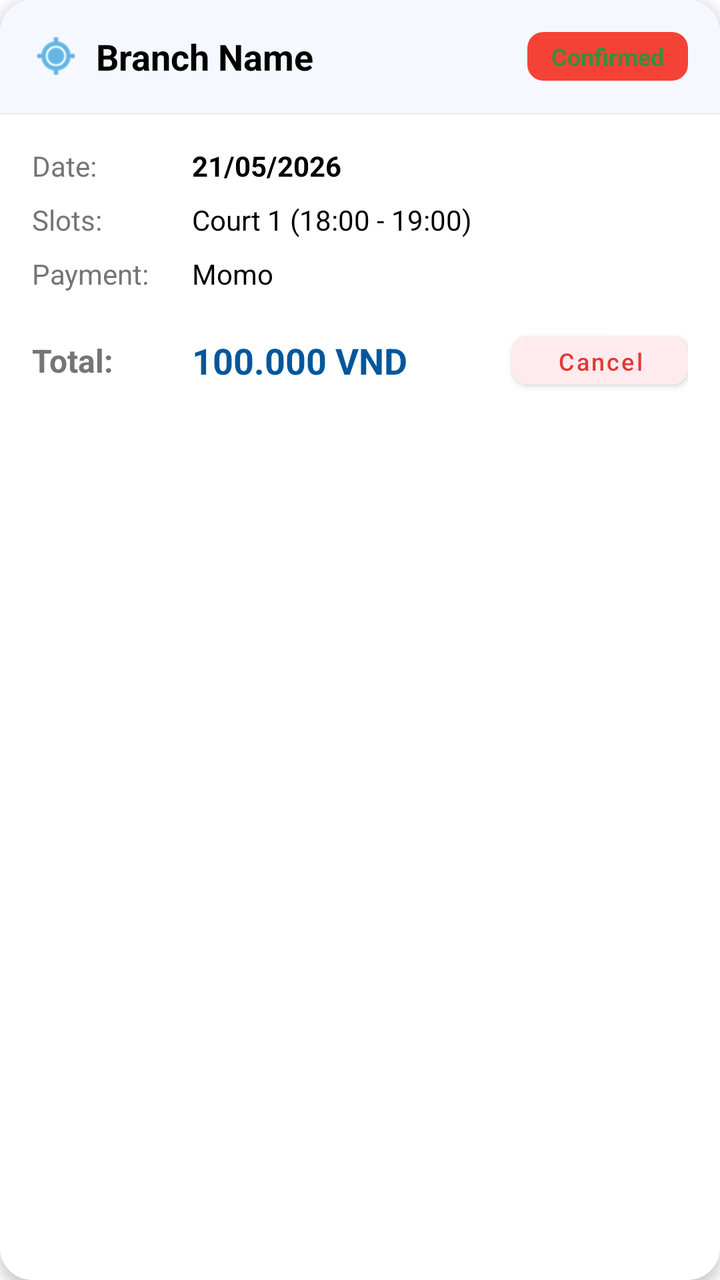
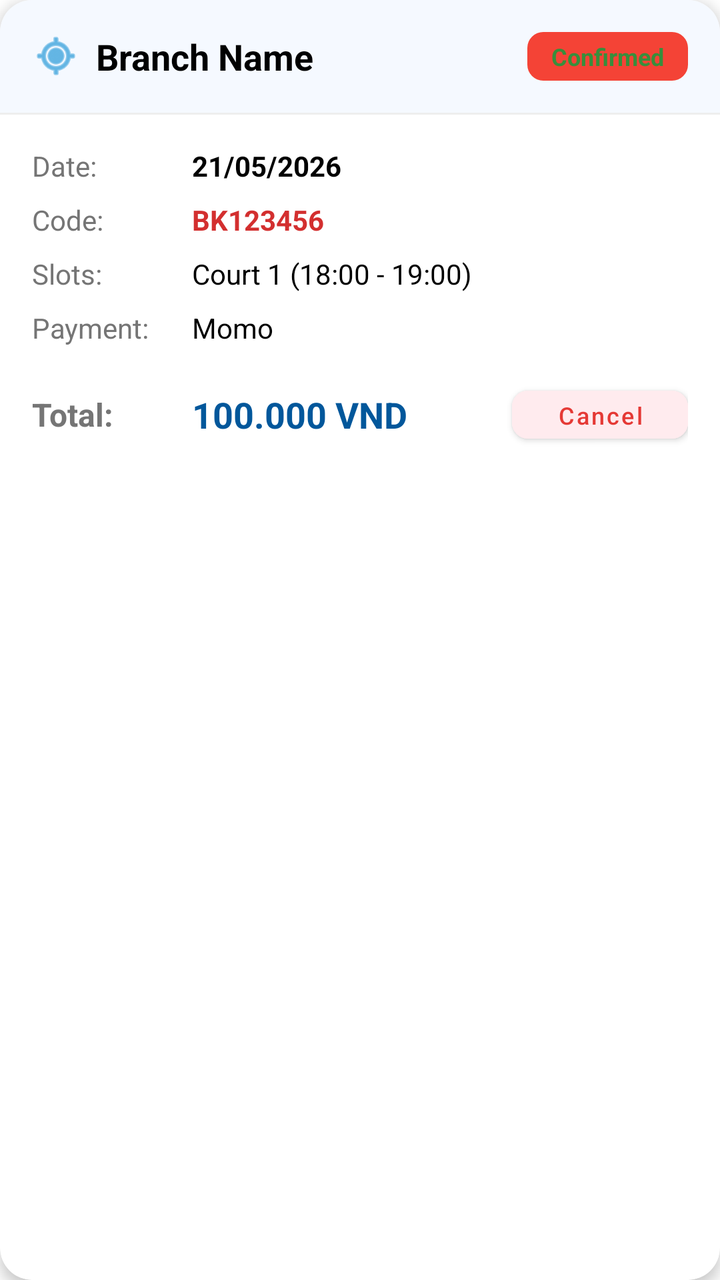

The first picture is an Android layout as it rendered before a commit; the second is the same layout after the commit. The layout source and the unified diff follow.
<!-- AndroidManifest.xml: application theme Theme.BadmintonBooking -->
<!-- res/layout/item_booking_history.xml -->
<?xml version="1.0" encoding="utf-8"?>
<androidx.cardview.widget.CardView xmlns:android="http://schemas.android.com/apk/res/android"
    xmlns:app="http://schemas.android.com/apk/res-auto"
    android:layout_width="match_parent"
    android:layout_height="wrap_content"
    android:layout_marginHorizontal="16dp"
    android:layout_marginVertical="8dp"
    app:cardCornerRadius="16dp"
    app:cardElevation="4dp"
    app:cardBackgroundColor="@color/white">

    <LinearLayout
        android:layout_width="match_parent"
        android:layout_height="wrap_content"
        android:orientation="vertical">

        
        <LinearLayout
            android:layout_width="match_parent"
            android:layout_height="wrap_content"
            android:orientation="horizontal"
            android:padding="16dp"
            android:gravity="center_vertical"
            android:background="#F5F9FF">
            
            <ImageView
                android:layout_width="24dp"
                android:layout_height="24dp"
                android:src="@android:drawable/ic_menu_mylocation"
                app:tint="@color/primary" />

            <TextView
                android:id="@+id/tvBranchName"
                android:layout_width="0dp"
                android:layout_weight="1"
                android:layout_height="wrap_content"
                android:layout_marginStart="8dp"
                android:text="Branch Name"
                android:textColor="@color/black"
                android:textSize="18sp"
                android:textStyle="bold" />

            <TextView
                android:id="@+id/tvStatus"
                android:layout_width="wrap_content"
                android:layout_height="wrap_content"
                android:paddingHorizontal="12dp"
                android:paddingVertical="4dp"
                android:text="Confirmed"
                android:textColor="#388E3C"
                android:textSize="12sp"
                android:textStyle="bold"
                android:background="@drawable/bg_cell_booked" />
        </LinearLayout>

        <View
            android:layout_width="match_parent"
            android:layout_height="1dp"
            android:background="#EEEEEE" />

        
        <LinearLayout
            android:layout_width="match_parent"
            android:layout_height="wrap_content"
            android:orientation="vertical"
            android:padding="16dp">

            <LinearLayout
                android:layout_width="match_parent"
                android:layout_height="wrap_content"
                android:orientation="horizontal"
                android:layout_marginBottom="8dp">

                <TextView
                    android:layout_width="80dp"
                    android:layout_height="wrap_content"
                    android:text="Date:"
                    android:textColor="#757575"
                    android:textSize="14sp" />

                <TextView
                    android:id="@+id/tvDate"
                    android:layout_width="match_parent"
                    android:layout_height="wrap_content"
                    android:text="21/05/2026"
                    android:textColor="@color/black"
                    android:textSize="14sp"
                    android:textStyle="bold" />
            </LinearLayout>

            <LinearLayout
                android:layout_width="match_parent"
                android:layout_height="wrap_content"
                android:orientation="horizontal"
                android:layout_marginBottom="8dp">

                <TextView
                    android:layout_width="80dp"
                    android:layout_height="wrap_content"
                    android:text="Slots:"
                    android:textColor="#757575"
                    android:textSize="14sp" />

                <TextView
                    android:id="@+id/tvSlots"
                    android:layout_width="match_parent"
                    android:layout_height="wrap_content"
                    android:text="Court 1 (18:00 - 19:00)"
                    android:textColor="@color/black"
                    android:textSize="14sp" />
            </LinearLayout>
            
            <LinearLayout
                android:layout_width="match_parent"
                android:layout_height="wrap_content"
                android:orientation="horizontal"
                android:layout_marginBottom="8dp">

                <TextView
                    android:layout_width="80dp"
                    android:layout_height="wrap_content"
                    android:text="Payment:"
                    android:textColor="#757575"
                    android:textSize="14sp" />

                <TextView
                    android:id="@+id/tvPayment"
                    android:layout_width="match_parent"
                    android:layout_height="wrap_content"
                    android:text="Momo"
                    android:textColor="@color/black"
                    android:textSize="14sp" />
            </LinearLayout>

            <LinearLayout
                android:layout_width="match_parent"
                android:layout_height="wrap_content"
                android:orientation="horizontal"
                android:gravity="center_vertical"
                android:layout_marginTop="8dp">

                <TextView
                    android:layout_width="80dp"
                    android:layout_height="wrap_content"
                    android:text="Total:"
                    android:textColor="#757575"
                    android:textSize="16sp"
                    android:textStyle="bold" />

                <TextView
                    android:id="@+id/tvPrice"
                    android:layout_width="0dp"
                    android:layout_weight="1"
                    android:layout_height="wrap_content"
                    android:text="100.000 VND"
                    android:textColor="@color/primary_dark"
                    android:textSize="18sp"
                    android:textStyle="bold" />

                <Button
                    android:id="@+id/btnCancel"
                    android:layout_width="wrap_content"
                    android:layout_height="36dp"
                    android:text="Cancel"
                    android:textColor="#E53935"
                    android:textSize="12sp"
                    android:textAllCaps="false"
                    android:backgroundTint="#FFEBEE"
                    app:cornerRadius="8dp" />
            </LinearLayout>
        </LinearLayout>
    </LinearLayout>
</androidx.cardview.widget.CardView>
<!-- resources referenced by this layout -->
<resources>
  <color name="black">#FF000000</color>
  <color name="primary">#0288D1</color>
  <color name="primary_dark">#01579B</color>
  <color name="white">#FFFFFFFF</color>
  <!-- drawable bg_cell_booked (drawable) -->
  <?xml version="1.0" encoding="utf-8"?>
  <shape xmlns:android="http://schemas.android.com/apk/res/android"
      android:shape="rectangle">
      <solid android:color="@color/status_booked" />
      <corners android:radius="8dp" />
  </shape>
  <style name="Theme.BadmintonBooking" parent="Base.Theme.BadmintonBooking" />
  <color name="status_booked">#F44336</color>
  <style name="Base.Theme.BadmintonBooking" parent="Theme.MaterialComponents.Light.NoActionBar">
          <item name="colorPrimary">@color/primary</item>
          <item name="colorPrimaryVariant">@color/primary_dark</item>
          <item name="colorOnPrimary">@color/white</item>
          <item name="colorSecondary">@color/accent</item>
          <item name="colorSecondaryVariant">@color/accent</item>
          <item name="colorOnSecondary">@color/white</item>
          <item name="android:statusBarColor">?attr/colorPrimaryVariant</item>
      </style>
  <color name="accent">#03A9F4</color>
</resources>

<!-- the commit's change to res/layout/item_booking_history.xml (unified diff, before → after) -->
@@ -22,7 +22,7 @@
             android:padding="16dp"
             android:gravity="center_vertical"
             android:background="#F5F9FF">
-            
+
             <ImageView
                 android:layout_width="24dp"
                 android:layout_height="24dp"
@@ -88,6 +88,31 @@
                     android:textStyle="bold" />
             </LinearLayout>
 
+
+
+            <LinearLayout
+                android:layout_width="match_parent"
+                android:layout_height="wrap_content"
+                android:orientation="horizontal"
+                android:layout_marginBottom="8dp">
+
+                <TextView
+                    android:layout_width="80dp"
+                    android:layout_height="wrap_content"
+                    android:text="Code:"
+                    android:textColor="#757575"
+                    android:textSize="14sp" />
+
+                <TextView
+                    android:id="@+id/tvBookingCode"
+                    android:layout_width="match_parent"
+                    android:layout_height="wrap_content"
+                    android:text="BK123456"
+                    android:textColor="#D32F2F"
+                    android:textSize="14sp"
+                    android:textStyle="bold" />
+            </LinearLayout>
+
             <LinearLayout
                 android:layout_width="match_parent"
                 android:layout_height="wrap_content"
@@ -109,7 +134,7 @@
                     android:textColor="@color/black"
                     android:textSize="14sp" />
             </LinearLayout>
-            
+
             <LinearLayout
                 android:layout_width="match_parent"
                 android:layout_height="wrap_content"
